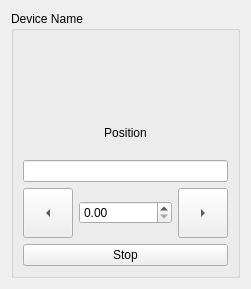
First picture: the form in bec_widgets/widgets/device_box/device_box.ui, repository bec-project/bec_widgets, before the edit.
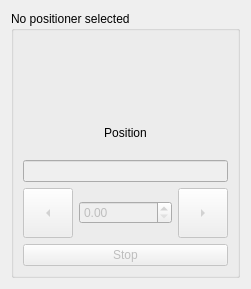
Second picture: the form after the edit. Custom widgets are drawn as their Qt base class.

Commit message: fix: add validation for bec_lib.device.Positioner; closes #268

What changed in the file:
```diff
--- a/bec_widgets/widgets/device_box/device_box.ui
+++ b/bec_widgets/widgets/device_box/device_box.ui
@@ -29,17 +29,24 @@
    <item>
     <widget class="QGroupBox" name="device_box">
      <property name="title">
-      <string>Device Name</string>
+      <string>No positioner selected</string>
      </property>
      <layout class="QGridLayout" name="gridLayout" rowstretch="0,0,0,0,0">
       <property name="topMargin">
        <number>0</number>
       </property>
       <item row="3" column="1">
-       <widget class="QDoubleSpinBox" name="step_size"/>
+       <widget class="QDoubleSpinBox" name="step_size">
+        <property name="enabled">
+         <bool>false</bool>
+        </property>
+       </widget>
       </item>
       <item row="3" column="2">
        <widget class="QToolButton" name="tweak_right">
+        <property name="enabled">
+         <bool>false</bool>
+        </property>
         <property name="minimumSize">
          <size>
           <width>50</width>
@@ -67,10 +74,17 @@
        </widget>
       </item>
       <item row="2" column="0" colspan="3">
-       <widget class="QLineEdit" name="setpoint"/>
+       <widget class="QLineEdit" name="setpoint">
+        <property name="enabled">
+         <bool>false</bool>
+        </property>
+       </widget>
       </item>
       <item row="3" column="0">
        <widget class="QToolButton" name="tweak_left">
+        <property name="enabled">
+         <bool>false</bool>
+        </property>
         <property name="minimumSize">
          <size>
           <width>50</width>
@@ -99,6 +113,9 @@
       </item>
       <item row="4" column="0" colspan="3">
        <widget class="QPushButton" name="stop">
+        <property name="enabled">
+         <bool>false</bool>
+        </property>
         <property name="text">
          <string>Stop</string>
         </property>
```
The commit also changes 1 other file.
